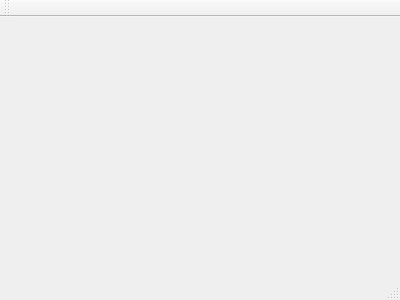
EFI77/AutomataTheoryProject, file mainwindow.ui: the form before one commit.
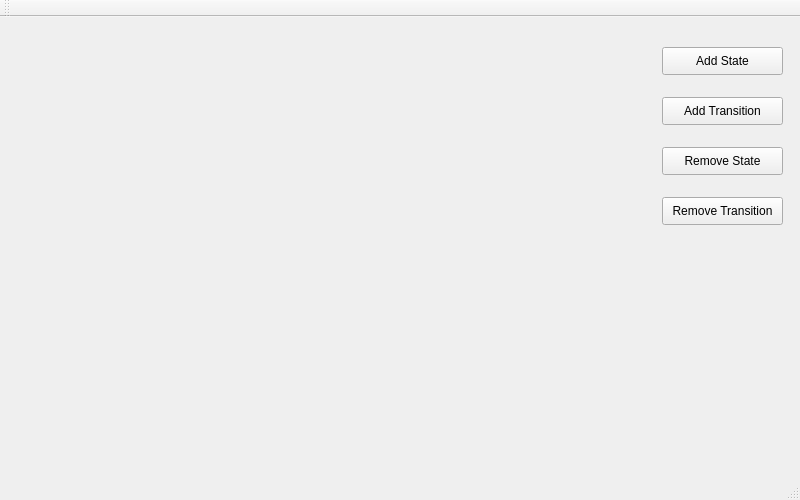
The form after the commit. Custom widgets are drawn as their Qt base class.

Diff of the .ui file:
```diff
--- a/mainwindow.ui
+++ b/mainwindow.ui
@@ -1,24 +1,110 @@
 <ui version="4.0">
  <class>MainWindow</class>
- <widget class="QMainWindow" name="MainWindow" >
-  <property name="geometry" >
+ <widget class="QMainWindow" name="MainWindow">
+  <property name="geometry">
    <rect>
     <x>0</x>
     <y>0</y>
-    <width>400</width>
-    <height>300</height>
+    <width>800</width>
+    <height>500</height>
    </rect>
   </property>
   <property name="windowTitle" >
    <string>MainWindow</string>
   </property>
-  <widget class="QMenuBar" name="menuBar" />
-  <widget class="QToolBar" name="mainToolBar" />
-  <widget class="QWidget" name="centralWidget" />
-  <widget class="QStatusBar" name="statusBar" />
+  <widget class="QWidget" name="centralWidget">
+   <widget class="labpage" name="widget" native="true">
+    <property name="geometry">
+     <rect>
+      <x>20</x>
+      <y>20</y>
+      <width>550</width>
+      <height>350</height>
+     </rect>
+    </property>
+   </widget>
+   <widget class="QPushButton" name="pushButton">
+    <property name="geometry">
+     <rect>
+      <x>662</x>
+      <y>30</y>
+      <width>121</width>
+      <height>28</height>
+     </rect>
+    </property>
+    <property name="text">
+     <string>Add State</string>
+    </property>
+   </widget>
+   <widget class="QPushButton" name="pushButton_2">
+    <property name="geometry">
+     <rect>
+      <x>662</x>
+      <y>80</y>
+      <width>121</width>
+      <height>28</height>
+     </rect>
+    </property>
+    <property name="text">
+     <string>Add Transition</string>
+    </property>
+   </widget>
+   <widget class="QPushButton" name="pushButton_3">
+    <property name="geometry">
+     <rect>
+      <x>662</x>
+      <y>130</y>
+      <width>121</width>
+      <height>28</height>
+     </rect>
+    </property>
+    <property name="text">
+     <string>Remove State</string>
+    </property>
+   </widget>
+   <widget class="QPushButton" name="pushButton_4">
+    <property name="geometry">
+     <rect>
+      <x>662</x>
+      <y>180</y>
+      <width>121</width>
+      <height>28</height>
+     </rect>
+    </property>
+    <property name="text">
+     <string>Remove Transition</string>
+    </property>
+   </widget>
+  </widget>
+  <widget class="QMenuBar" name="menuBar">
+   <property name="geometry">
+    <rect>
+     <x>0</x>
+     <y>0</y>
+     <width>800</width>
+     <height>26</height>
+    </rect>
+   </property>
+  </widget>
+  <widget class="QToolBar" name="mainToolBar">
+   <attribute name="toolBarArea">
+    <enum>TopToolBarArea</enum>
+   </attribute>
+   <attribute name="toolBarBreak">
+    <bool>false</bool>
+   </attribute>
+  </widget>
+  <widget class="QStatusBar" name="statusBar"/>
  </widget>
- <layoutDefault spacing="6" margin="11" />
- <pixmapfunction></pixmapfunction>
+ <layoutdefault spacing="6" margin="11"/>
+ <customwidgets>
+  <customwidget>
+   <class>labpage</class>
+   <extends>QWidget</extends>
+   <header>labpage.h</header>
+   <container>1</container>
+  </customwidget>
+ </customwidgets>
  <resources/>
  <connections/>
 </ui>
```
Left out of the diff: 3 changed lines with no effect on the pictures.
